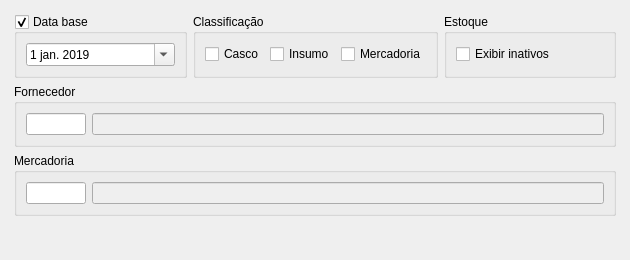
This is Resources/UI/Componentes/FiltroEstoqueConsolidado.ui in Klubas/Projeto-SOAD as Qt 5 draws it before an edit. The edited form follows.
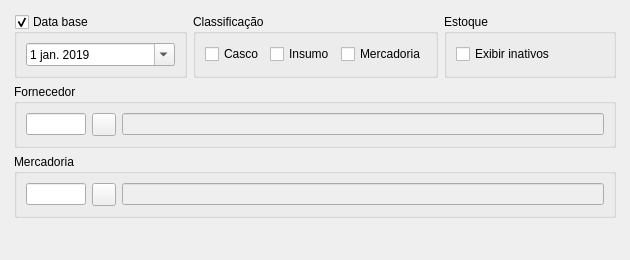
This is the edited form.

Commit message: - Adicionados botões de localizar nos cadastros e filtros - Ajustado erro de encoding do json

```diff
--- a/Resources/UI/Componentes/FiltroEstoqueConsolidado.ui
+++ b/Resources/UI/Componentes/FiltroEstoqueConsolidado.ui
@@ -307,6 +307,13 @@
                  </property>
                 </widget>
                </item>
+               <item>
+                <widget class="QToolButton" name="toolButton_fornecedor">
+                 <property name="text">
+                  <string/>
+                 </property>
+                </widget>
+               </item>
                <item>
                 <widget class="QLineEdit" name="lineEdit_fornecedor">
                  <property name="enabled">
@@ -354,6 +361,13 @@
                  </property>
                 </widget>
                </item>
+               <item>
+                <widget class="QToolButton" name="toolButton_mercadoria">
+                 <property name="text">
+                  <string/>
+                 </property>
+                </widget>
+               </item>
                <item>
                 <widget class="QLineEdit" name="lineEdit_mercadoria">
                  <property name="enabled">
```
The commit also changes 38 other files.
